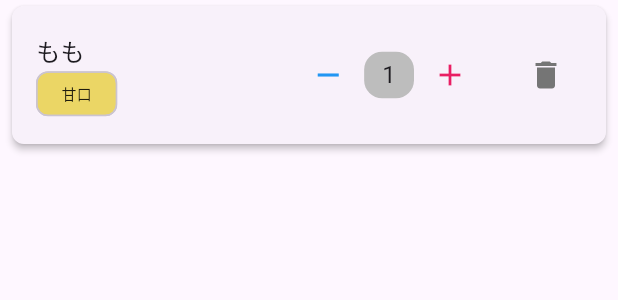
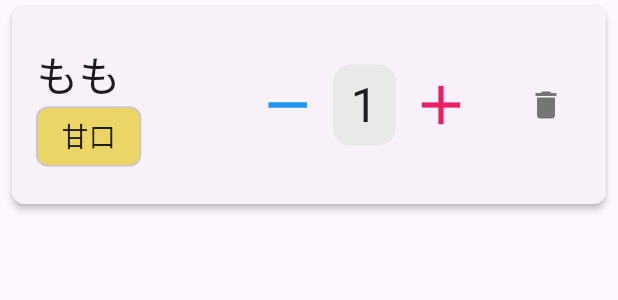
Before and after one commit to ht325ver0/k3register, a Flutter app: the CartCard widget shown alone on an empty page, opened directly with sample values from the repository, on a phone screen of 412 x 824 dp. Shown: the top 300 px of the screen. Run offline on Flutter 3.47's test engine with Material 3 defaults, Android fonts, the phone set to English and light mode, and no system bars; our stand-ins replace flutter_dotenv, flutter_riverpod, freezed_annotation, riverpod_annotation, supabase_flutter; accounts and stored records are empty; generated files the repository leaves out were written again.

Commit message:
文字の大きさなどを調整

```diff
--- a/lib/component/cart_card.dart
+++ b/lib/component/cart_card.dart
@@ -17,7 +17,7 @@ class CartCard extends ConsumerWidget {
   Widget build(BuildContext context, WidgetRef ref) {
 
     return SizedBox(
-      height: 100, // カードの高さを適切な値に調整
+      height: 140, // カードの高さを少し大きく
       child: Card(
           margin: const EdgeInsets.symmetric(vertical: 4.0, horizontal: 8.0),
           clipBehavior: Clip.antiAlias, // 子ウィジェットがカードの角をはみ出さないように設定
@@ -36,7 +36,7 @@ class CartCard extends ConsumerWidget {
                   mainAxisAlignment: MainAxisAlignment.center,
                   children: [
                     Text(cartProduct.product.name,
-                        style: const TextStyle(fontSize: 16)),
+                        style: const TextStyle(fontSize: 28)), // 商品名を大きく
                     if (cartProduct.product.taste != null &&
                         cartProduct.product.taste != Taste.none)
                       Padding(
@@ -45,7 +45,7 @@ class CartCard extends ConsumerWidget {
                           label: Text(
                             cartProduct.product.taste!.displayName,
                             style: TextStyle(
-                                fontSize: 10,
+                                fontSize: 18, // 味の表示を大きく
                                 color: cartProduct.product.taste!.textColor),
                           ),
                           backgroundColor:
@@ -60,6 +60,7 @@ class CartCard extends ConsumerWidget {
                 IconButton(
                   icon: const Icon(Icons.remove),
                   color: Colors.blue,
+                  iconSize: 44, // アイコンを大きく
                   onPressed: () {
                     ref.read(cartProvider.notifier).decrement(cartProduct);
                   },
@@ -67,15 +68,16 @@ class CartCard extends ConsumerWidget {
                 Container(
                   padding: const EdgeInsets.symmetric(horizontal: 12, vertical: 4),
                   decoration: BoxDecoration(
-                    color: Colors.grey[400], // colorをdecorationの中に移動
+                    color: const Color.fromARGB(255, 233, 233, 233), // colorをdecorationの中に移動
                     borderRadius: BorderRadius.circular(12),
                   ),
                   child: Text('${cartProduct.quantity}',
-                      style: const TextStyle(fontSize: 16)),
+                      style: const TextStyle(fontSize: 32)), // 数量を大きく
                 ),
                 // 数量を増やすボタン
                 IconButton(
                   icon: const Icon(Icons.add),
+                  iconSize: 44, // アイコンを大きく
                   color: Colors.pink,
                   // onPressedに空の関数を設定してボタンを有効化
                   onPressed: () {
--- a/lib/component/order_id_grid.dart
+++ b/lib/component/order_id_grid.dart
@@ -38,7 +38,7 @@ class OrderIdGrid extends ConsumerWidget {
                 '${order.id}',
                 style: TextStyle(
                   color: isHighlighted ? Colors.black87 : Colors.white, // ハイライト時は黒文字、通常は白文字
-                  fontSize: 170,
+                  fontSize: 180,
                   fontWeight: FontWeight.bold
                 ),
               )
--- a/lib/view/order-display-page.dart
+++ b/lib/view/order-display-page.dart
@@ -67,7 +67,7 @@ class _OrderDisplayPageState extends ConsumerState<OrderDisplayPage> { // Consum
         return Scaffold(
           // AppBarのスタイルを調整
           appBar: AppBar(
-            title: const Text(''),
+            title: const Text('オーダーディスプレイ'),
             backgroundColor: Colors.white, // AppBarの背景色を白に
             foregroundColor: Colors.black87, // AppBarの文字やアイコンの色を黒に
             elevation: 1, // AppBarに薄い影をつける
@@ -82,7 +82,7 @@ class _OrderDisplayPageState extends ConsumerState<OrderDisplayPage> { // Consum
                   // 左側のカラムの比率を2に設定
                   children: [
                     // テキストの色を白に変更
-                    const Text("調理中", style: TextStyle(fontSize: 50, color: Colors.black87)),
+                    const Text("調理中", style: TextStyle(fontSize: 60, color: Colors.black87)),
                     // cookingOrdersをOrderIdGridに渡す
                     OrderIdGrid(column: 5, orders: cookingOrders),
                   ],
@@ -95,7 +95,7 @@ class _OrderDisplayPageState extends ConsumerState<OrderDisplayPage> { // Consum
             child: Column( // 右側のカラムの比率を1に設定
               children: [
                 // テキストの色を白に変更
-                const Text("お渡し待ち", style: TextStyle(fontSize: 50, color: Colors.black87)), // ref: を削除
+                const Text("お渡し待ち", style: TextStyle(fontSize: 60, color: Colors.black87)), // ref: を削除
                 // callingOrdersとhighlightedIdsをOrderIdGridに渡す
                 OrderIdGrid(column: 2, orders: callingOrders, highlightedIds: _highlightedIds),
               ],
```
Also changed, not shown: lib/component/product_button.dart (+22 -17 lines), lib/component/product_grid_button.dart (+4 -4 lines), lib/component/total_counter.dart (+7 -12 lines), lib/view/accounting_page.dart (+4 -4 lines).
